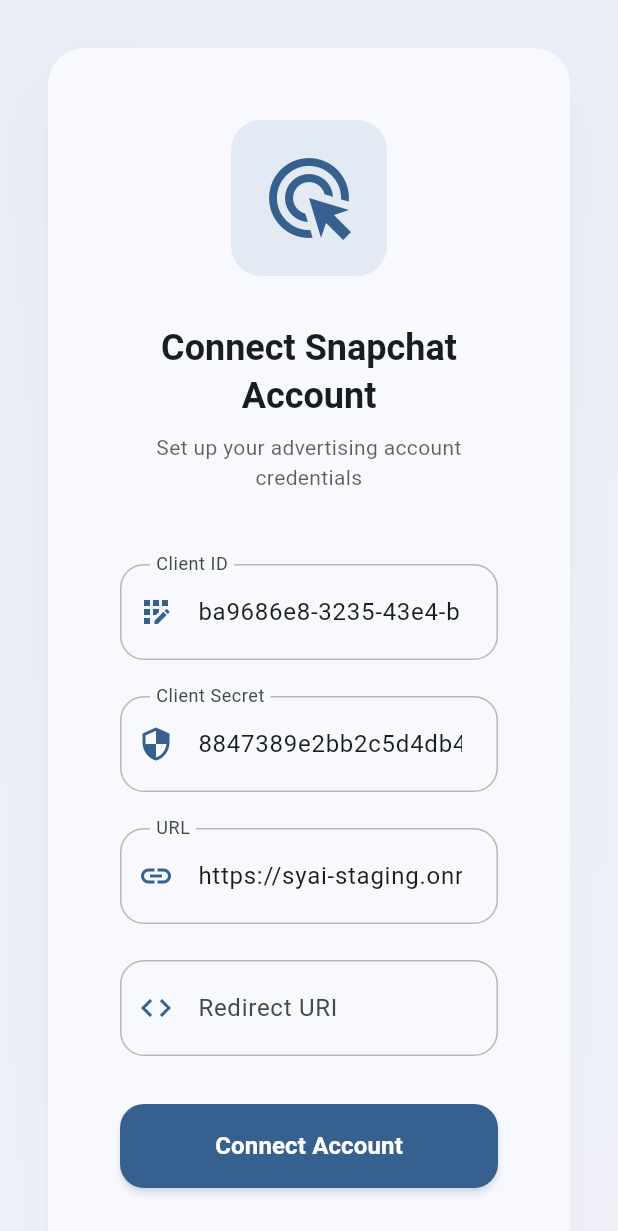
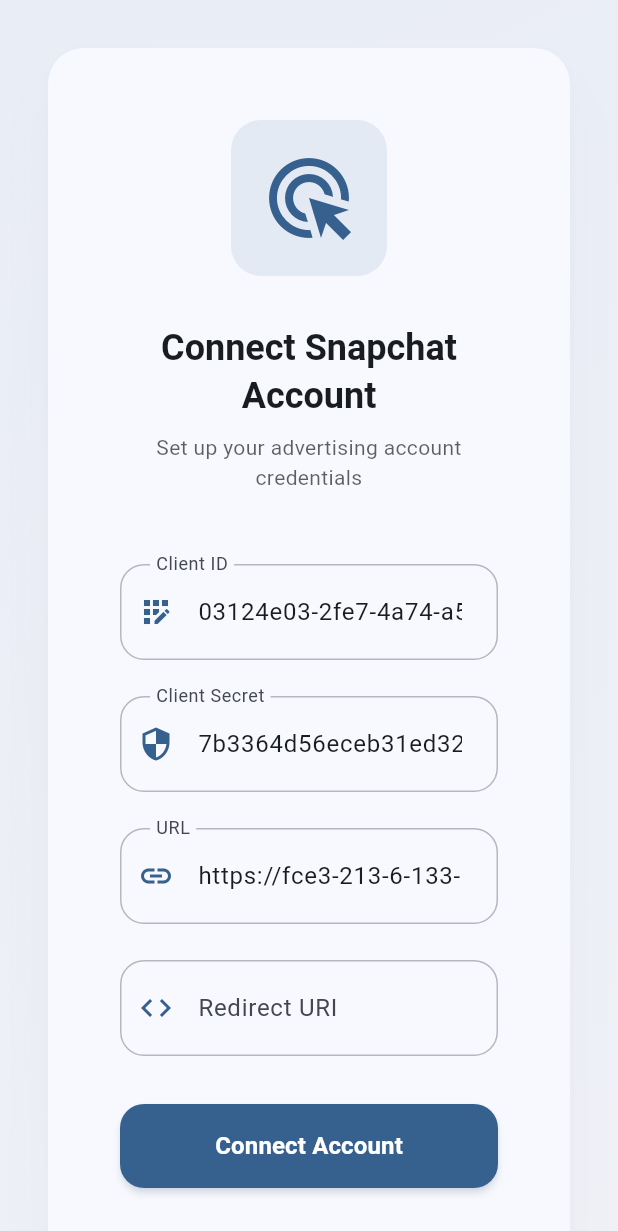
Before and after one commit to Iyass86/syai-staging, a Flutter app: the SnapAuthPage screen opened by its route, on a phone screen of 412 x 824 dp. Shown: the top 1231 px of the screen. Run offline on Flutter 3.47's test engine with Material 3 defaults, Android fonts, the light colour scheme and no system bars; our stand-ins replace data_table_2, dio, fl_chart, flutter_dotenv, get, get_storage and 3 more; missing offline and left inert: excel, flutter_web_auth_2, positioned_scroll_observer, universal_html; accounts and stored records are empty; statements that could not run were skipped.

Commit message:
Enhance loading screen with animated background and feature highlights; update SnapAuthController for new OAuth redirect URI and credentials

```diff
--- a/lib/app/controllers/snap_controllers/snap_auth_controller.dart
+++ b/lib/app/controllers/snap_controllers/snap_auth_controller.dart
@@ -19,9 +19,9 @@
   // CONSTANTS & DEFAULT VALUES
   // ===============================
   static const String _defaultRedirectUri =
-      'https://syai-staging.onrender.com/snap_callback.html';
-  static const String _defaultClientId = 'ba9686e8-3235-43e4-b597-47e8480055b8';
-  static const String _defaultClientSecret = '8847389e2bb2c5d4db43';
+      'https://fce3-213-6-133-123.ngrok-free.app/snap_callback.html';
+  static const String _defaultClientId = '03124e03-2fe7-4a74-a5d2-476d94fe1c8f';
+  static const String _defaultClientSecret = '7b3364d56eceb31ed325';
 
   static const String _defaultGrantType = 'authorization_code';
 
@@ -420,12 +420,9 @@
       // Fill the authorization code in the form
       urlCodeController.text = code;
       debugPrint('Authorization code extracted from callback: $code');
-
+      update();
       // Automatically generate access token
       await generateAccessToken();
-
-      // Navigation will be handled by generateAccessToken method
-      _showSuccessMessage('OAuth callback processed successfully');
     } catch (e) {
       _showErrorMessage('Failed to process OAuth callback: $e');
       debugPrint('OAuth callback processing error: $e');
```
Also changed, not shown: lib/app/ui/pages/snap_oauth_callback_page.dart (+34 -1 lines), 1 other file.
